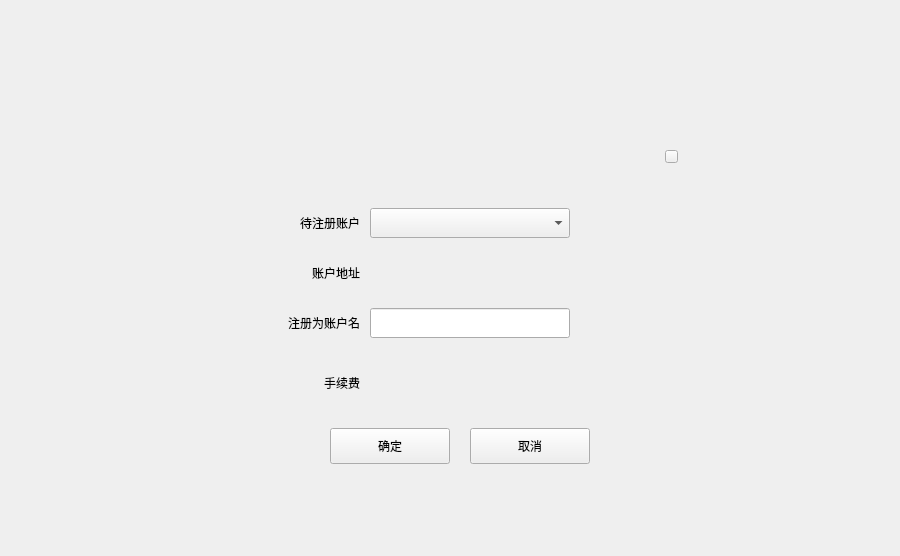
Before: the Qt Designer form miner/registerdialog.ui in HcashOrg/hx-indicator, drawn with Qt 5.
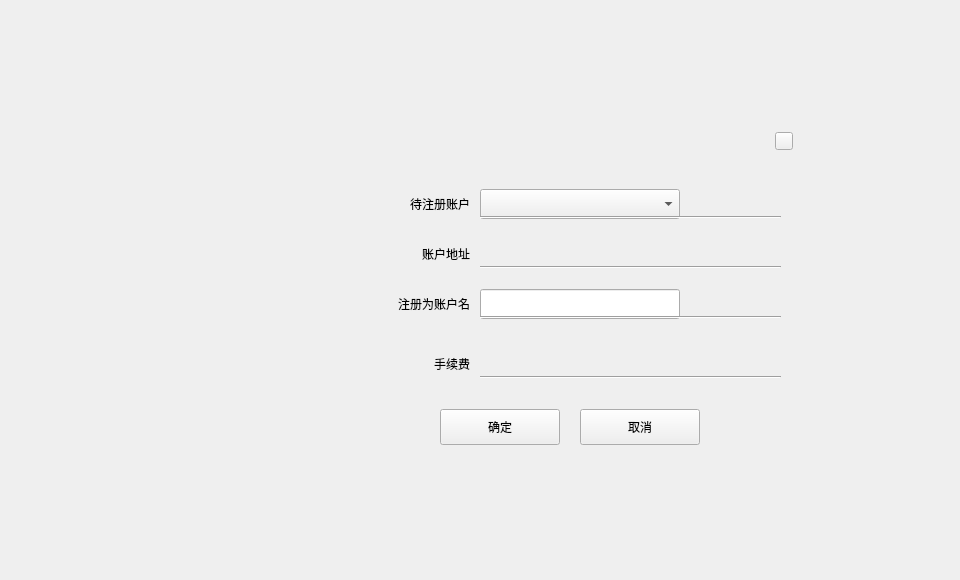
After: the same form once the commit is applied. The open tabs and pages were chosen to show the change.

```diff
--- a/miner/registerdialog.ui
+++ b/miner/registerdialog.ui
@@ -6,8 +6,8 @@
    <rect>
     <x>0</x>
     <y>0</y>
-    <width>900</width>
-    <height>556</height>
+    <width>960</width>
+    <height>580</height>
    </rect>
   </property>
   <property name="windowTitle">
@@ -18,15 +18,15 @@
     <rect>
      <x>0</x>
      <y>0</y>
-     <width>900</width>
-     <height>556</height>
+     <width>960</width>
+     <height>580</height>
     </rect>
    </property>
    <widget class="QWidget" name="containerWidget" native="true">
     <property name="geometry">
      <rect>
-      <x>210</x>
-      <y>138</y>
+      <x>320</x>
+      <y>120</y>
       <width>480</width>
       <height>360</height>
      </rect>
@@ -41,8 +41,8 @@
       <rect>
        <x>455</x>
        <y>12</y>
-       <width>13</width>
-       <height>13</height>
+       <width>18</width>
+       <height>18</height>
       </rect>
      </property>
      <property name="cursor">
@@ -62,9 +62,9 @@
      <property name="geometry">
       <rect>
        <x>0</x>
-       <y>40</y>
+       <y>39</y>
        <width>480</width>
-       <height>320</height>
+       <height>321</height>
       </rect>
      </property>
      <property name="currentIndex">
@@ -270,7 +270,7 @@
         <rect>
          <x>160</x>
          <y>190</y>
-         <width>100</width>
+         <width>181</width>
          <height>30</height>
         </rect>
        </property>
@@ -306,6 +306,58 @@
         <string/>
        </property>
       </widget>
+      <widget class="Line" name="line">
+       <property name="geometry">
+        <rect>
+         <x>160</x>
+         <y>50</y>
+         <width>301</width>
+         <height>16</height>
+        </rect>
+       </property>
+       <property name="orientation">
+        <enum>Qt::Horizontal</enum>
+       </property>
+      </widget>
+      <widget class="Line" name="line_2">
+       <property name="geometry">
+        <rect>
+         <x>160</x>
+         <y>100</y>
+         <width>301</width>
+         <height>16</height>
+        </rect>
+       </property>
+       <property name="orientation">
+        <enum>Qt::Horizontal</enum>
+       </property>
+      </widget>
+      <widget class="Line" name="line_3">
+       <property name="geometry">
+        <rect>
+         <x>160</x>
+         <y>150</y>
+         <width>301</width>
+         <height>16</height>
+        </rect>
+       </property>
+       <property name="orientation">
+        <enum>Qt::Horizontal</enum>
+       </property>
+      </widget>
+      <widget class="Line" name="line_4">
+       <property name="geometry">
+        <rect>
+         <x>160</x>
+         <y>210</y>
+         <width>301</width>
+         <height>16</height>
+        </rect>
+       </property>
+       <property name="orientation">
+        <enum>Qt::Horizontal</enum>
+       </property>
+      </widget>
      </widget>
      <widget class="QWidget" name="page_2">
       <widget class="QLabel" name="tipLabel2">
```
Left out of the diff: 13 changed lines with no effect on the pictures.
